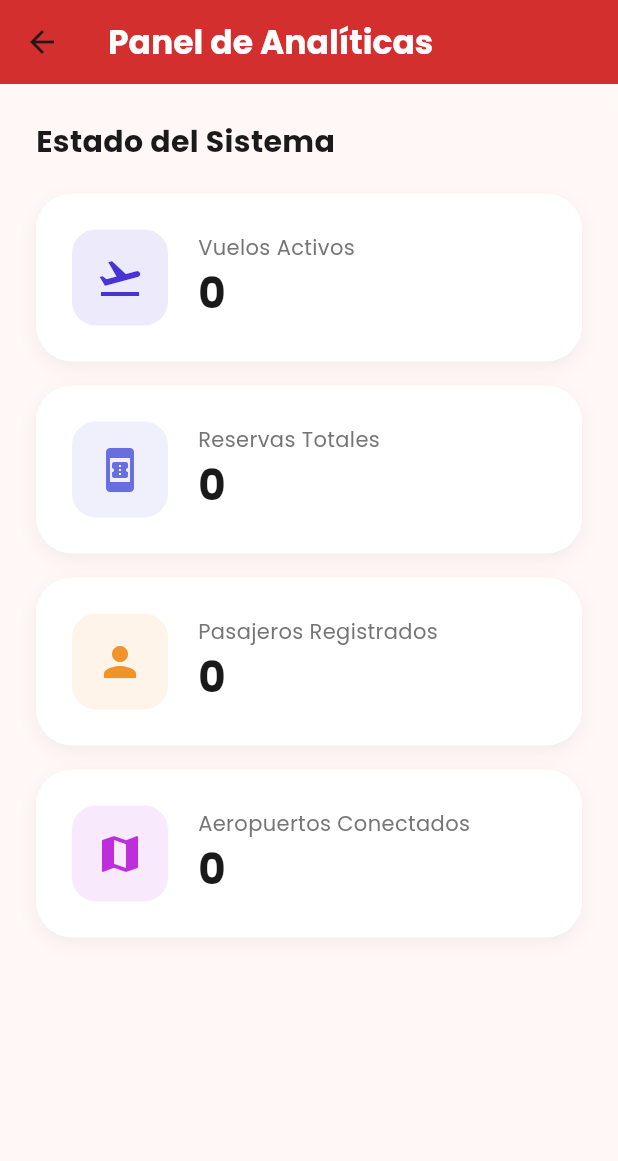
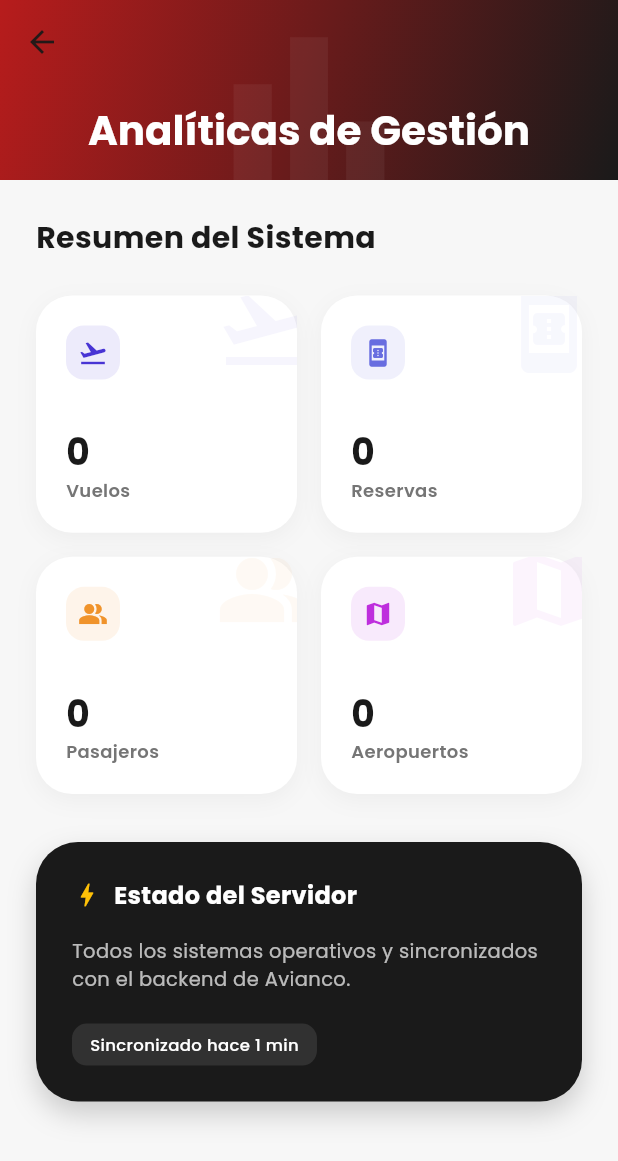
Before and after one commit to JossGuerrero/Avianco_flutter, a Flutter app: the DashboardScreen screen opened directly, on a phone screen of 412 x 824 dp. Shown: the top 1161 px of the screen. Run offline on Flutter 3.47's test engine with Material 3 defaults, Android fonts, the phone set to English and light mode, and no system bars; our stand-ins replace flutter_dotenv, google_fonts, shared_preferences; accounts and stored records are empty; network calls fail.

Commit message:
design: mejora visual del dashboard con tarjetas de estadísticas modernas y sección de estado

```diff
--- a/lib/presentation/screens/admin/dashboard_screen.dart
+++ b/lib/presentation/screens/admin/dashboard_screen.dart
@@ -25,58 +25,163 @@ class _DashboardScreenState extends State<DashboardScreen> {
     final stats = dashData.stats;
 
     return Scaffold(
-      appBar: AppBar(
-        title: const Text('Panel de Analíticas', style: TextStyle(color: Colors.white, fontWeight: FontWeight.bold)),
-        backgroundColor: AppColors.primary,
-        elevation: 0,
+      backgroundColor: AppColors.background,
+      body: CustomScrollView(
+        physics: const BouncingScrollPhysics(),
+        slivers: [
+          _buildAppBar(),
+          dashData.isLoading
+              ? const SliverFillRemaining(
+                  child: Center(child: CircularProgressIndicator(color: AppColors.primary)),
+                )
+              : SliverPadding(
+                  padding: const EdgeInsets.all(24),
+                  sliver: SliverList(
+                    delegate: SliverChildListDelegate([
+                      const Text(
+                        'Resumen del Sistema',
+                        style: TextStyle(fontSize: 20, fontWeight: FontWeight.bold, color: AppColors.dark),
+                      ),
+                      const SizedBox(height: 24),
+                      _buildGridStats(stats),
+                      const SizedBox(height: 32),
+                      _buildRecentActivitySection(),
+                    ]),
+                  ),
+                ),
+        ],
       ),
-      body: dashData.isLoading
-          ? const Center(child: CircularProgressIndicator(color: AppColors.primary))
-          : RefreshIndicator(
-              onRefresh: dashData.fetchStats,
-              child: SingleChildScrollView(
-                padding: const EdgeInsets.all(24),
-                child: Column(
-                  crossAxisAlignment: CrossAxisAlignment.start,
-                  children: [
-                    const Text('Estado del Sistema', style: TextStyle(fontSize: 20, fontWeight: FontWeight.bold, color: AppColors.dark)),
-                    const SizedBox(height: 20),
-                    _buildStatCard('Vuelos Activos', stats['vuelos'].toString(), Icons.flight_takeoff, const Color(0xFF4834D4)),
-                    const SizedBox(height: 16),
-                    _buildStatCard('Reservas Totales', stats['reservas'].toString(), Icons.book_online, const Color(0xFF686DE0)),
-                    const SizedBox(height: 16),
-                    _buildStatCard('Pasajeros Registrados', stats['pasajeros'].toString(), Icons.person, const Color(0xFFF0932B)),
-                    const SizedBox(height: 16),
-                    _buildStatCard('Aeropuertos Conectados', stats['aeropuertos'].toString(), Icons.map, const Color(0xFFBE2EDD)),
-                  ],
-                ),
-              ),
-            ),
+    );
+  }
+
+  Widget _buildAppBar() {
+    return SliverAppBar(
+      expandedHeight: 120,
+      floating: true,
+      pinned: true,
+      elevation: 0,
+      backgroundColor: AppColors.primary,
+      flexibleSpace: FlexibleSpaceBar(
+        centerTitle: true,
+        title: const Text(
+          'Analíticas de Gestión',
+          style: TextStyle(color: Colors.white, fontWeight: FontWeight.bold, fontSize: 18),
+        ),
+        background: Container(
+          decoration: const BoxDecoration(gradient: AppColors.bannerGradient),
+          child: Opacity(
+            opacity: 0.1,
+            child: Icon(Icons.bar_chart, size: 150, color: Colors.white.withValues(alpha: 0.5)),
+          ),
+        ),
+      ),
+    );
+  }
+
+  Widget _buildGridStats(Map<String, int> stats) {
+    return GridView.count(
+      shrinkWrap: true,
+      physics: const NeverScrollableScrollPhysics(),
+      crossAxisCount: 2,
+      crossAxisSpacing: 16,
+      mainAxisSpacing: 16,
+      childAspectRatio: 1.1,
+      children: [
+        _buildStatCard('Vuelos', stats['vuelos'].toString(), Icons.flight_takeoff, const Color(0xFF4834D4)),
+        _buildStatCard('Reservas', stats['reservas'].toString(), Icons.book_online, const Color(0xFF686DE0)),
+        _buildStatCard('Pasajeros', stats['pasajeros'].toString(), Icons.people_alt, const Color(0xFFF0932B)),
+        _buildStatCard('Aeropuertos', stats['aeropuertos'].toString(), Icons.map, const Color(0xFFBE2EDD)),
+      ],
     );
   }
 
   Widget _buildStatCard(String title, String value, IconData icon, Color color) {
     return Container(
-      padding: const EdgeInsets.all(24),
       decoration: BoxDecoration(
         color: Colors.white,
         borderRadius: BorderRadius.circular(24),
-        boxShadow: [BoxShadow(color: Colors.black.withValues(alpha: 0.05), blurRadius: 10, offset: const Offset(0, 4))],
+        boxShadow: [
+          BoxShadow(color: Colors.black.withValues(alpha: 0.04), blurRadius: 12, offset: const Offset(0, 4)),
+        ],
       ),
-      child: Row(
+      child: Stack(
         children: [
+          Positioned(
+            right: -10,
+            top: -10,
+            child: Icon(icon, size: 64, color: color.withValues(alpha: 0.05)),
+          ),
+          Padding(
+            padding: const EdgeInsets.all(20),
+            child: Column(
+              crossAxisAlignment: CrossAxisAlignment.start,
+              mainAxisAlignment: MainAxisAlignment.spaceBetween,
+              children: [
+                Container(
+                  padding: const EdgeInsets.all(8),
+                  decoration: BoxDecoration(color: color.withValues(alpha: 0.1), borderRadius: BorderRadius.circular(12)),
+                  child: Icon(icon, color: color, size: 20),
+                ),
+                Column(
+                  crossAxisAlignment: CrossAxisAlignment.start,
+                  children: [
+                    Text(
+                      value,
+                      style: const TextStyle(fontSize: 24, fontWeight: FontWeight.bold, color: AppColors.dark),
+                    ),
+                    Text(
+                      title,
+                      style: TextStyle(color: Colors.grey[600], fontSize: 12, fontWeight: FontWeight.w600),
+                    ),
+                  ],
+                ),
+              ],
+            ),
+          ),
+        ],
+      ),
+    );
+  }
+
+  Widget _buildRecentActivitySection() {
+    return Container(
+      padding: const EdgeInsets.all(24),
+      decoration: BoxDecoration(
+        color: AppColors.dark,
+        borderRadius: BorderRadius.circular(28),
+        boxShadow: [
+          BoxShadow(color: AppColors.dark.withValues(alpha: 0.2), blurRadius: 15, offset: const Offset(0, 8)),
+        ],
+      ),
+      child: Column(
+        crossAxisAlignment: CrossAxisAlignment.start,
+        children: [
+          const Row(
+            children: [
+              Icon(Icons.bolt, color: Colors.amber, size: 20),
+              SizedBox(width: 8),
+              Text(
+                'Estado del Servidor',
+                style: TextStyle(color: Colors.white, fontSize: 16, fontWeight: FontWeight.bold),
+              ),
+            ],
+          ),
+          const SizedBox(height: 16),
+          Text(
+            'Todos los sistemas operativos y sincronizados con el backend de Avianco.',
+            style: TextStyle(color: Colors.white.withValues(alpha: 0.7), fontSize: 13, height: 1.5),
+          ),
+          const SizedBox(height: 20),
           Container(
-            padding: const EdgeInsets.all(16),
-            decoration: BoxDecoration(color: color.withValues(alpha: 0.1), borderRadius: BorderRadius.circular(16)),
-            child: Icon(icon, color: color, size: 32),
-          ),
-          const SizedBox(width: 20),
-          Column(
-            crossAxisAlignment: CrossAxisAlignment.start,
-            children: [
-              Text(title, style: TextStyle(color: Colors.grey[600], fontSize: 14)),
-              Text(value, style: const TextStyle(fontSize: 28, fontWeight: FontWeight.bold, color: AppColors.dark)),
-            ],
+            padding: const EdgeInsets.symmetric(horizontal: 12, vertical: 6),
+            decoration: BoxDecoration(
+              color: Colors.white.withValues(alpha: 0.1),
+              borderRadius: BorderRadius.circular(10),
+            ),
+            child: const Text(
+              'Sincronizado hace 1 min',
+              style: TextStyle(color: Colors.white, fontSize: 11, fontWeight: FontWeight.w500),
+            ),
           ),
         ],
       ),
```
